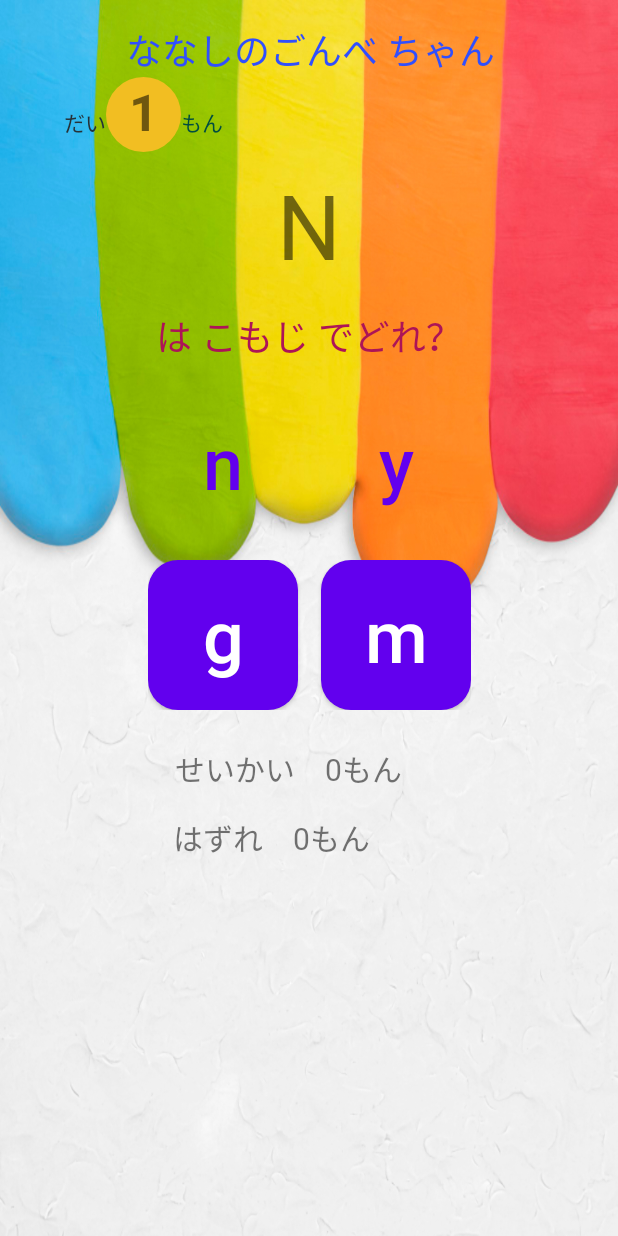
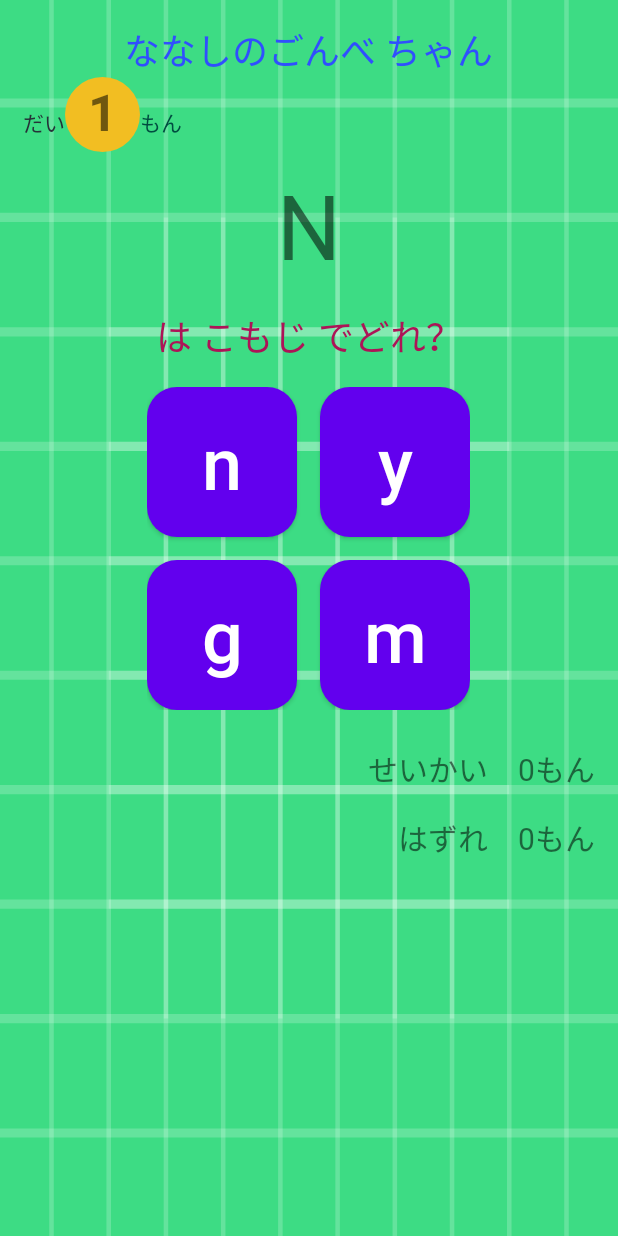
Before and after one commit to otaruit/AlphabetQuiz2, an Android app: the MainActivity screen opened directly, with no data from a screen before it, on a phone screen of 412 x 824 dp. Run offline under Robolectric (Android 15) with nearby library versions, the phone set to English and light mode, and no system bars.

Commit message:
色々追加

```diff
--- a/app/src/main/java/com/android/example/myapplication/MainActivity.kt
+++ b/app/src/main/java/com/android/example/myapplication/MainActivity.kt
@@ -1,17 +1,20 @@
 package com.android.example.myapplication
 
 import android.annotation.SuppressLint
+import android.content.Context.MODE_PRIVATE
 import android.content.Intent
 import android.content.SharedPreferences
 import android.os.Build
 import android.os.Bundle
 import android.view.MotionEvent
 import android.view.View
-import android.view.animation.Animation
-import android.view.animation.AnimationUtils
+import android.view.View.OnTouchListener
 import android.widget.Button
+import android.widget.LinearLayout
 import androidx.annotation.RequiresApi
 import androidx.appcompat.app.AppCompatActivity
+import androidx.core.content.ContextCompat.startActivity
+import androidx.core.view.isVisible
 import com.airbnb.lottie.LottieAnimationView
 import com.android.example.myapplication.databinding.ActivityMainBinding
 import java.io.BufferedReader
@@ -133,31 +136,18 @@ class MainActivity : AppCompatActivity() {
     }
 
     // 解答ボタンが押されたら呼ばれる
+    @SuppressLint("ClickableViewAccessibility")
     @RequiresApi(Build.VERSION_CODES.O)
     fun checkAnswer(view: View) {
 
-        // どの解答ボタンが押されたか
-        //リソースからボタンのリソースを取得(ここではbtn_sampleとする)
         val answerBtn: Button = findViewById(view.id)
         val btnText = answerBtn.text.toString()
-//        val answerBtnId = answerBtn.id.toString()
-
-        //リソースから作成したDrawableのリソースを取得
-//        val btn_color = ResourcesCompat.getDrawable(resources, R.drawable.correct_btn_color, null)
-//        //ボタンにDrawableを適用する
-//        answerBtn.background = btn_color
-
-
-//        answerBtn.setOnClickListener { v -> v.isSelected = !v.isSelected }
-
+        val judgeAnimation: LottieAnimationView = findViewById(R.id.lottie_judge)
 
         if (btnText == rightAnswer) {
-            //test
-//            val judgeAnimation: LottieAnimationView = findViewById(R.id.judge_lottie)
-//            judgeAnimation.setAnimation(R.raw.heart1)
-//            judgeAnimation.enableMergePathsForKitKatAndAbove(true)
-//            val animation: Animation = AnimationUtils.loadAnimation(this, R.anim.popup_view_anim)
-//            judgeAnimation.startAnimation(animation)
+
+            judgeAnimation.setAnimation(R.raw.heart1)
+            judgeAnimation.visibility = View.VISIBLE
 
             //正解の選択肢のボタンの背景色を青に
             answerBtn.setBackgroundColor(R.drawable.correct_btn_color)
@@ -166,22 +156,28 @@ class MainActivity : AppCompatActivity() {
 
         } else {
             //不正解の時の挙動　不正解アニメーション表示
+            judgeAnimation.setAnimation(R.raw.heart1)
+            judgeAnimation.visibility = View.VISIBLE
 
             //選択したの選択肢のボタンの背景色を赤に
+            answerBtn.setBackgroundColor(R.drawable.correct_btn_color)
 
             //正解の選択肢のボタンの背景色を青に
         }
 
+        // 画面タップのイベント
+        var view = binding.tapView
+        view.visibility = View.VISIBLE
 
-        // Fragmentを作成します
-//        val fragment = SelectAnswerFragment()
-//        val transaction: FragmentTransaction = supportFragmentManager.beginTransaction()
-//        transaction.add(R.id.main_fragment, fragment)
-//        transaction.commit()
 
+        view.setOnClickListener { toggleVisibility() }
+
+    }
+
+    @RequiresApi(Build.VERSION_CODES.O)
+    private fun toggleVisibility() {
         checkQuizCount()
     }
-
 
     // 出題数をチェックする
     @RequiresApi(Build.VERSION_CODES.O)
@@ -197,7 +193,7 @@ class MainActivity : AppCompatActivity() {
             startActivity(intent)
         } else {
             quizCount++
-
+            showNextQuiz()
         }
     }
 
--- a/app/src/main/res/layout/activity_main.xml
+++ b/app/src/main/res/layout/activity_main.xml
@@ -1,28 +1,122 @@
 <?xml version="1.0" encoding="utf-8"?>
 
-<androidx.constraintlayout.widget.ConstraintLayout xmlns:android="http://schemas.android.com/apk/res/android"
+<LinearLayout xmlns:android="http://schemas.android.com/apk/res/android"
     xmlns:app="http://schemas.android.com/apk/res-auto"
     xmlns:tools="http://schemas.android.com/tools"
     android:layout_width="match_parent"
     android:layout_height="match_parent"
-    android:background="@drawable/quiz_bg"
-    android:gravity="center_horizontal|center_vertical"
+    android:background="@drawable/ic_launcher_background"
     android:orientation="vertical"
-    android:padding="15dp"
-    app:layout_constraintBottom_toBottomOf="parent"
+    android:padding="15dp">
+
+
+    <View
+        android:id="@+id/tap_view"
+        android:layout_width="wrap_content"
+        android:layout_height="wrap_content"
+        android:background="@color/black"
+        android:visibility="gone" />
+
+    <TextView
+        android:id="@+id/label_name"
+        android:layout_width="wrap_content"
+        android:layout_height="wrap_content"
+        android:layout_gravity="center"
+        android:text="@string/text_name"
+        android:textColor="#304FFE"
+        android:textSize="24sp" />
+
+    <LinearLayout
+        android:id="@+id/linearLayout"
+        android:layout_width="wrap_content"
+        android:layout_height="wrap_content"
+        android:layout_gravity="start"
+        android:orientation="horizontal"
+        app:layout_constraintEnd_toEndOf="parent"
+        app:layout_constraintHorizontal_bias="0.1"
+        app:layout_constraintStart_toStartOf="parent"
+        app:layout_constraintTop_toBottomOf="@+id/label_name"
+        tools:visibility="visible">
+
+        <TextView
+            android:id="@+id/mon2"
+            android:layout_width="wrap_content"
+            android:layout_height="wrap_content"
+            android:text="@string/numberOfQuestion"
+            android:textColor="#263238" />
+
+        <TextView
+            android:id="@+id/quiz_num"
+            android:layout_width="wrap_content"
+            android:layout_height="wrap_content"
+            android:width="50dp"
+            android:height="50dp"
+            android:background="@drawable/question_num_btn_bg"
+            android:text="@string/question_num"
+            android:textAlignment="center"
+            android:textSize="34sp"
+            android:textStyle="bold" />
+
+        <TextView
+            android:id="@+id/mon"
+            android:layout_width="wrap_content"
+            android:layout_height="wrap_content"
+            android:text="@string/mon"
+            android:textColor="#004D40" />
+
+    </LinearLayout>
+
+    <FrameLayout
+        android:layout_width="match_parent"
+        android:layout_height="match_parent">
+
+        <LinearLayout
+            android:layout_width="match_parent"
+            android:layout_height="match_parent"
+            android:orientation="vertical">
+
+            <TextView
+                android:id="@+id/quiz_text"
+                android:layout_width="wrap_content"
+                android:layout_height="wrap_content"
+                android:layout_gravity="center"
+                android:layout_marginTop="8dp"
+                android:fontFamily="@font/kosugimaru"
+                android:gravity="center_horizontal"
+                android:text="@string/question_alphabet"
+                android:textSize="60sp"
                 app:layout_constraintEnd_toEndOf="parent"
                 app:layout_constraintStart_toStartOf="parent"
-    app:layout_constraintTop_toTopOf="parent">
+                app:layout_constraintTop_toBottomOf="@+id/linearLayout"
+                tools:visibility="visible" />
+
+            <TextView
+                android:id="@+id/text_question"
+                android:layout_width="match_parent"
+                android:layout_height="wrap_content"
+                android:layout_marginTop="16dp"
+                android:fontFamily="@font/kosugimaru"
+                android:gravity="center_horizontal"
+                android:text="@string/question_text"
+                android:textColor="#AD1457"
+                android:textSize="24sp"
+                app:layout_constraintEnd_toEndOf="parent"
+                app:layout_constraintHorizontal_bias="0.0"
+                app:layout_constraintStart_toStartOf="parent"
+                app:layout_constraintTop_toBottomOf="@+id/quiz_text"
+                tools:visibility="visible" />
 
             <LinearLayout
                 android:id="@+id/linearLayout2"
                 android:layout_width="wrap_content"
                 android:layout_height="wrap_content"
+                android:layout_gravity="center"
                 android:layout_marginTop="16dp"
                 android:orientation="vertical"
                 app:layout_constraintEnd_toEndOf="parent"
                 app:layout_constraintStart_toStartOf="parent"
-        app:layout_constraintTop_toBottomOf="@+id/text_question">
+                app:layout_constraintTop_toBottomOf="@+id/text_question"
+                tools:visibility="visible">
 
                 <LinearLayout
                     android:layout_width="wrap_content"
@@ -31,7 +125,6 @@
 
                     <Button
                         android:id="@+id/answer1"
-                style="?android:attr/buttonBarButtonStyle"
                         android:layout_width="100dp"
                         android:layout_height="100dp"
                         android:layout_marginBottom="15dp"
@@ -45,7 +138,6 @@
 
                     <Button
                         android:id="@+id/answer2"
-                style="?android:attr/buttonBarButtonStyle"
                         android:layout_width="100dp"
                         android:layout_height="100dp"
                         android:layout_marginStart="15dp"
@@ -94,89 +186,10 @@
             </LinearLayout>
 
             <TextView
-        android:id="@+id/text_question"
-        android:layout_width="match_parent"
-        android:layout_height="wrap_content"
-        android:layout_marginTop="16dp"
-        android:fontFamily="@font/kosugimaru"
-        android:gravity="center_horizontal"
-        android:text="@string/question_text"
-        android:textColor="#AD1457"
-        android:textSize="24sp"
-        app:layout_constraintEnd_toEndOf="parent"
-        app:layout_constraintHorizontal_bias="0.0"
-        app:layout_constraintStart_toStartOf="parent"
-        app:layout_constraintTop_toBottomOf="@+id/quiz_text" />
-
-    <TextView
-        android:id="@+id/quiz_text"
-        android:layout_width="wrap_content"
-        android:layout_height="wrap_content"
-        android:layout_marginTop="8dp"
-        android:fontFamily="@font/kosugimaru"
-        android:gravity="center_horizontal"
-        android:text="@string/question_alphabet"
-        android:textSize="60sp"
-        app:layout_constraintEnd_toEndOf="parent"
-        app:layout_constraintStart_toStartOf="parent"
-        app:layout_constraintTop_toBottomOf="@+id/linearLayout" />
-
-    <TextView
-        android:id="@+id/label_name"
-        android:layout_width="wrap_content"
-        android:layout_height="wrap_content"
-        android:text="@string/text_name"
-        android:textColor="#304FFE"
-        android:textSize="24sp"
-        app:layout_constraintEnd_toEndOf="parent"
-        app:layout_constraintHorizontal_bias="0.508"
-        app:layout_constraintStart_toStartOf="parent"
-        app:layout_constraintTop_toTopOf="parent" />
-
-    <LinearLayout
-        android:id="@+id/linearLayout"
-        android:layout_width="wrap_content"
-        android:layout_height="wrap_content"
-        android:layout_gravity="start"
-        android:orientation="horizontal"
-        app:layout_constraintEnd_toEndOf="parent"
-        app:layout_constraintHorizontal_bias="0.1"
-        app:layout_constraintStart_toStartOf="parent"
-        app:layout_constraintTop_toBottomOf="@+id/label_name">
-
-        <TextView
-            android:id="@+id/mon2"
-            android:layout_width="wrap_content"
-            android:layout_height="wrap_content"
-            android:text="@string/numberOfQuestion"
-            android:textColor="#263238" />
-
-        <TextView
-            android:id="@+id/quiz_num"
-            android:layout_width="wrap_content"
-            android:layout_height="wrap_content"
-            android:width="50dp"
-            android:height="50dp"
-            android:background="@drawable/question_num_btn_bg"
-            android:text="@string/question_num"
-            android:textAlignment="center"
-            android:textSize="34sp"
-            android:textStyle="bold" />
-
-        <TextView
-            android:id="@+id/mon"
-            android:layout_width="wrap_content"
-            android:layout_height="wrap_content"
-            android:text="@string/mon"
-            android:textColor="#004D40" />
-
-    </LinearLayout>
-
-    <TextView
                 android:id="@+id/correct_answer_num"
                 android:layout_width="wrap_content"
                 android:layout_height="wrap_content"
-        android:layout_gravity="start"
+                android:layout_gravity="end"
                 android:layout_marginTop="24dp"
                 android:fontFamily="@font/kosugimaru"
                 android:text="@string/correct_num_str"
@@ -184,13 +197,14 @@
                 app:layout_constraintEnd_toEndOf="parent"
                 app:layout_constraintHorizontal_bias="0.44"
                 app:layout_constraintStart_toStartOf="parent"
-        app:layout_constraintTop_toBottomOf="@+id/linearLayout2" />
+                app:layout_constraintTop_toBottomOf="@+id/linearLayout2"
+                tools:visibility="visible" />
 
             <TextView
                 android:id="@+id/wrong_answer_num"
                 android:layout_width="wrap_content"
                 android:layout_height="wrap_content"
-        android:layout_gravity="start"
+                android:layout_gravity="end"
                 android:layout_marginTop="16dp"
                 android:fontFamily="@font/kosugimaru"
                 android:text="@string/incorrect_num_str"
@@ -198,28 +212,31 @@
                 app:layout_constraintEnd_toEndOf="parent"
                 app:layout_constraintHorizontal_bias="0.4"
                 app:layout_constraintStart_toStartOf="parent"
-        app:layout_constraintTop_toBottomOf="@+id/correct_answer_num" />
+                app:layout_constraintTop_toBottomOf="@+id/correct_answer_num"
+                tools:visibility="visible" />
+
+        </LinearLayout>
 
         <com.airbnb.lottie.LottieAnimationView
-        android:id="@+id/judge_lottie"
-        android:layout_width="300dp"
-        android:layout_height="300dp"
-        android:layout_marginTop="30dp"
+            android:id="@+id/lottie_judge"
+            android:layout_width="wrap_content"
+            android:layout_height="wrap_content"
             android:visibility="invisible"
-        app:layout_constraintEnd_toEndOf="parent"
-        app:layout_constraintStart_toStartOf="parent"
-        app:layout_constraintTop_toTopOf="parent"
             app:lottie_autoPlay="true"
-        app:lottie_enableMergePathsForKitKatAndAbove="true" />
+            app:lottie_loop="true" />
 
-    <Button
-        android:id="@+id/next_activity_btn"
-        android:layout_width="match_parent"
-        android:layout_height="match_parent"
-        android:alpha="0.0"
-        android:onClick="showNextQuiz"
-        app:layout_constraintEnd_toEndOf="parent"
-        app:layout_constraintStart_toStartOf="parent"
-        app:layout_constraintTop_toTopOf="parent" />
+    </FrameLayout>
 
-</androidx.constraintlayout.widget.ConstraintLayout>
+</LinearLayout>
+
+
+    <!--    <Button-->
+<!--        android:id="@+id/next_activity_btn"-->
+<!--        android:layout_width="match_parent"-->
+<!--        android:layout_height="match_parent"-->
+<!--        android:alpha="0.0"-->
+<!--        android:onClick="checkQuizCount"-->
+<!--        android:visibility="invisible"-->
+<!--        app:layout_constraintEnd_toEndOf="parent"-->
+<!--        app:layout_constraintStart_toStartOf="parent"-->
+<!--        app:layout_constraintTop_toTopOf="parent" />-->
```
Lines whose indentation alone changed are shown as unchanged.
